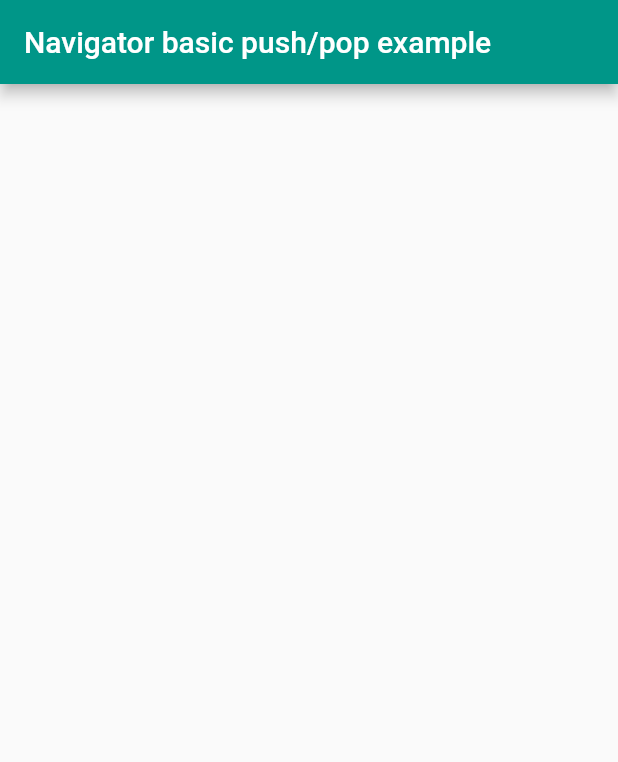
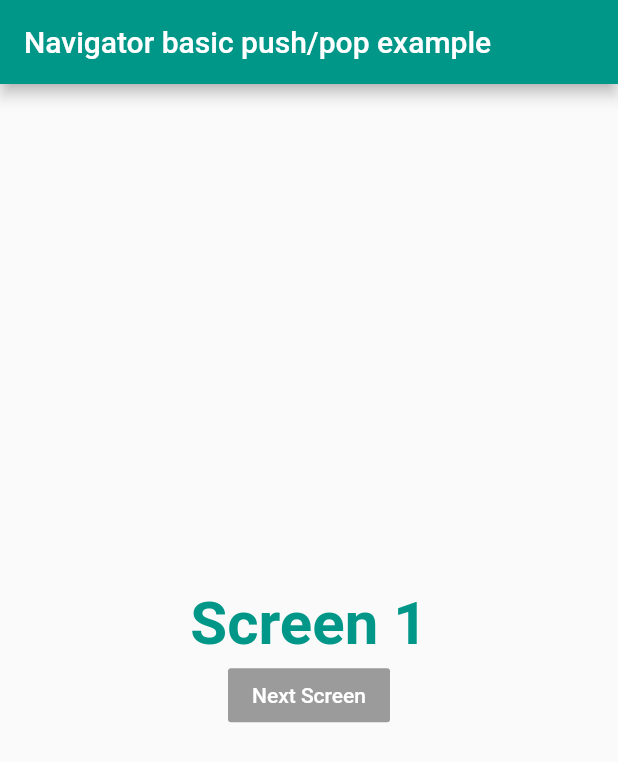
Before and after one commit to houcem-h/uit_navigator_push_pop, a Flutter app: the screen it shows after launch, on a phone screen of 412 x 824 dp. Shown: the top 762 px of the screen. Run offline on Flutter 3.47's test engine with Material 2 defaults, Android fonts, the phone set to English and light mode, and no system bars.

Commit message:
prepare first screen content

```diff
--- a/lib/my_first_screen.dart
+++ b/lib/my_first_screen.dart
@@ -12,6 +12,27 @@ class MyFirstScreen extends StatelessWidget {
         title: Text(title),
         backgroundColor: Colors.teal,
       ),
+      body: Center(
+        child: Column(
+          mainAxisAlignment: MainAxisAlignment.center,
+          children: const <Widget>[
+            Text(
+              "Screen 1",
+              style: TextStyle(
+                fontWeight: FontWeight.bold,
+                fontSize: 40,
+                color: Colors.teal
+              ),
+            ),
+            RaisedButton(
+              child: Text("Next Screen"),
+              color: Colors.teal,
+              textColor: Colors.white,
+              onPressed: null,
+            ),
+          ],
+        ),
+      ),
     );
   }
 }
```
